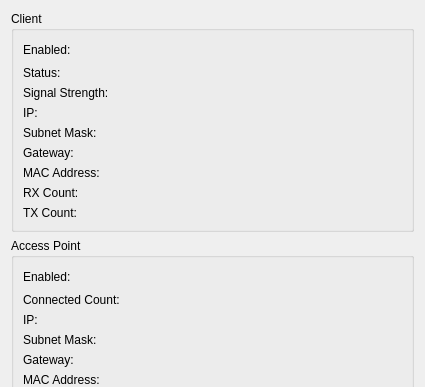
First picture: the form in src/brickv/plugin_system/plugins/master/ui/wifi2_status.ui, repository Tinkerforge/brickv, before the edit; both pictures show x 0 to 425 and y 0 to 387 of the 425 by 566 pixel window.
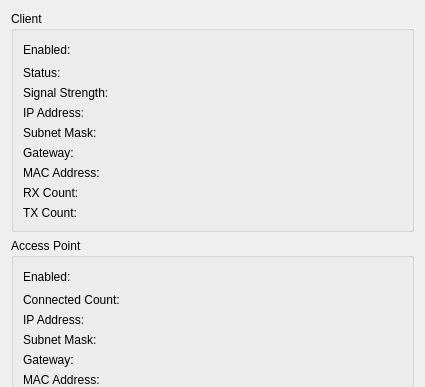
Second picture: the form after the edit.

Diff of the .ui file:
```diff
--- a/src/brickv/plugin_system/plugins/master/ui/wifi2_status.ui
+++ b/src/brickv/plugin_system/plugins/master/ui/wifi2_status.ui
@@ -95,7 +95,7 @@
         <item row="3" column="0">
          <widget class="QLabel" name="wifi_client_status_ip_label">
           <property name="text">
-           <string>IP:</string>
+           <string>IP Address:</string>
           </property>
          </widget>
         </item>
@@ -245,7 +245,7 @@
         <item row="2" column="0">
          <widget class="QLabel" name="wifi_ap_status_ip_label">
           <property name="text">
-           <string>IP:</string>
+           <string>IP Address:</string>
           </property>
          </widget>
         </item>
```
Left out of the diff: 16 changed lines with no effect on the pictures.
